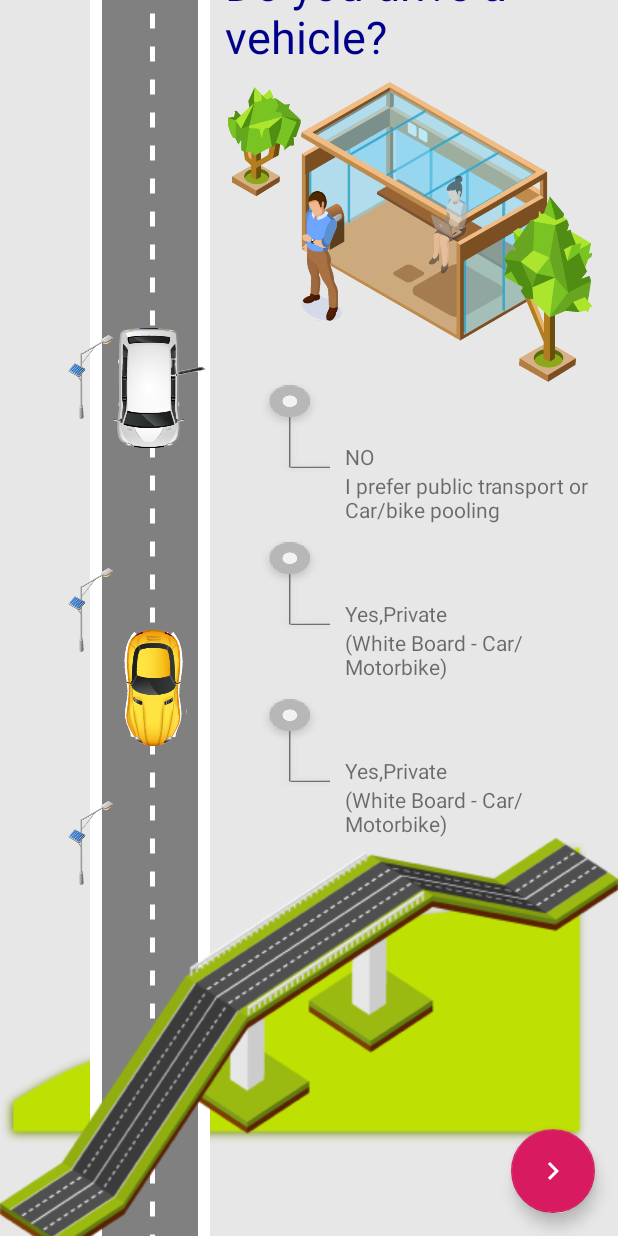
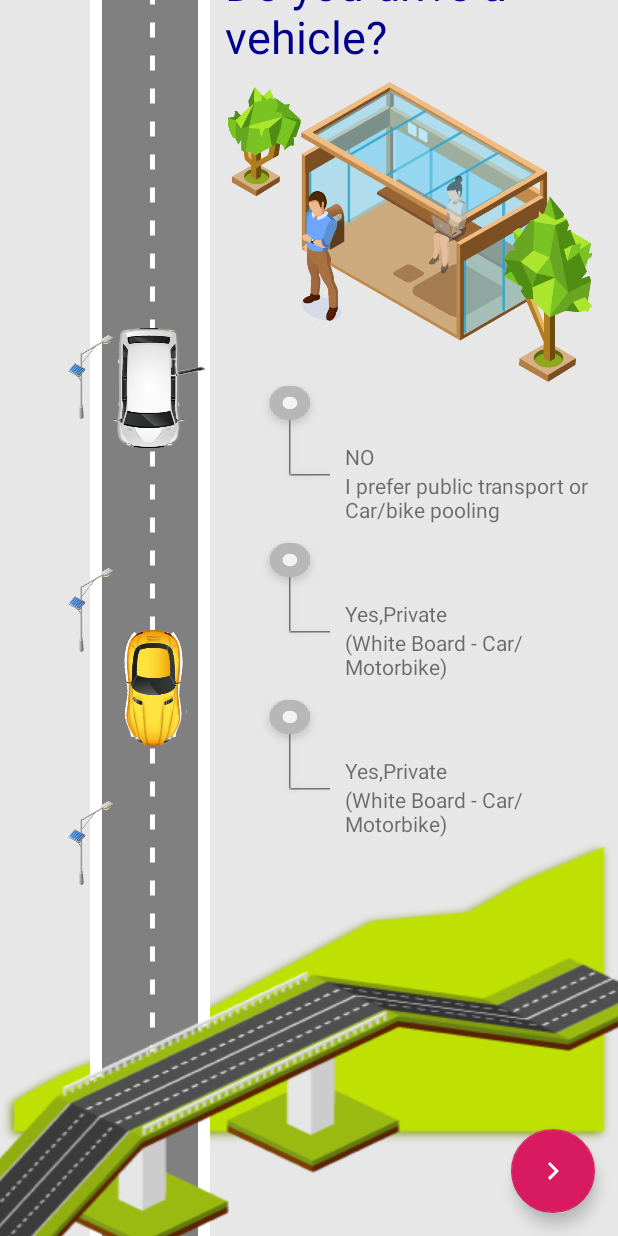
Before and after one commit to teju/Memu, an Android app: the fragment RegisterFragment placed in its activity, scrolled down 1153 dp, on a phone screen of 412 x 824 dp. Run offline under Robolectric (Android 15) with nearby library versions, the phone set to English and light mode, and no system bars; libraries missing offline, so code that uses them is left out: com.franmontiel.localechanger, com.iapps.gon; pictures from the network do not load; 6 statements that could not run were skipped.

Commit message:
ui fixes

```diff
--- a/Memu/app/src/main/java/com/memu/ui/fragments/RegisterFragment.kt
+++ b/Memu/app/src/main/java/com/memu/ui/fragments/RegisterFragment.kt
@@ -86,11 +86,12 @@ class RegisterFragment : BaseFragment() , View.OnClickListener,View.OnTouchListe
 
                 override fun onGlobalLayout() {
                     // TODO Auto-generated method stub
-                    val h = onbording_1.getHeight()
+                    val h = onbording_1.getHeight() + Helper.dpToPx(activity!!,80)
                     val params = FrameLayout.LayoutParams(
                         ViewGroup.LayoutParams.WRAP_CONTENT, ViewGroup.LayoutParams.WRAP_CONTENT
                     )
-                    params.setMargins(0,h,0,0)
+                    params.width = Helper.dpToPx(activity!!,570)
+                    params.setMargins(-200,h,0,0)
                     flyover.layoutParams = params
                 }
             })
@@ -186,10 +187,14 @@ class RegisterFragment : BaseFragment() , View.OnClickListener,View.OnTouchListe
                  }
             }
             R.id.female_button ->{
+                female_button.setTextColor(context?.resources?.getColor(R.color.colorAccent)!!)
+                 male_button.setTextColor(context?.resources?.getColor(R.color.DarkBlue)!!)
                  State.gender = "Female"
 
             }
             R.id.male_button ->{
+                female_button.setTextColor(context?.resources?.getColor(R.color.DarkBlue)!!)
+                male_button.setTextColor(context?.resources?.getColor(R.color.colorAccent)!!)
                 State.gender = "Male"
             }
 
@@ -770,8 +775,10 @@ class RegisterFragment : BaseFragment() , View.OnClickListener,View.OnTouchListe
             if(!BaseHelper.isEmpty(role_type))
                 obj.put("role_type", role_type)
 
-            if(!BaseHelper.isEmpty(referel_code))
-                obj.put("referel_code", referel_code)
+            obj.put("referel_code", referel_code)
+
+            if(!BaseHelper.isEmpty(dl_number))
+                obj.put("dl_number", dl_number)
 
             return obj
         }
--- a/Memu/app/src/main/java/com/memu/webservices/PostVerifyOtpViewModel.kt
+++ b/Memu/app/src/main/java/com/memu/webservices/PostVerifyOtpViewModel.kt
@@ -70,7 +70,7 @@ class PostVerifyOtpViewModel(application: Application) : BaseViewModel(applicati
 
         genericHttpAsyncTask.method = BaseConstants.POST
         genericHttpAsyncTask.setUrl(APIs.postVerifyOtp)
-        genericHttpAsyncTask.setPostParams(Keys.OtpForm,OtpForm.toString())
+        genericHttpAsyncTask.setPostParams(Keys.OtpForm,OtpForm)
         genericHttpAsyncTask.setCache(false)
         genericHttpAsyncTask.execute()
 
--- a/Memu/app/src/main/res/layout/onboarding_one.xml
+++ b/Memu/app/src/main/res/layout/onboarding_one.xml
@@ -10,7 +10,7 @@
         android:layout_width="match_parent"
         android:layout_height="wrap_content">
         <ImageView
-            android:layout_width="wrap_content"
+            android:layout_width="600dp"
             android:src="@drawable/flyover_bg"
             android:scaleType="fitXY"
             android:layout_below="@+id/onbording_1"
@@ -62,7 +62,7 @@
                     android:layout_marginLeft="20dp"
                     android:id="@+id/no_vehicle_btn"
                     android:background="@drawable/radio_btn"
-                    android:layout_height="60dp">
+                    android:layout_height="65dp">
                 </Button>
                 <RelativeLayout
                     android:layout_width="wrap_content"
@@ -113,7 +113,7 @@
                     android:layout_marginLeft="20dp"
                     android:id="@+id/private_vehicle_btn"
                     android:background="@drawable/radio_btn"
-                    android:layout_height="60dp">
+                    android:layout_height="65dp">
                 </Button>
                 <RelativeLayout
                     android:layout_width="wrap_content"
@@ -164,7 +164,7 @@
                     android:id="@+id/cab_vehicle_btn"
 
                     android:background="@drawable/radio_btn"
-                    android:layout_height="60dp">
+                    android:layout_height="65dp">
                 </Button>
                 <RelativeLayout
                     android:layout_width="wrap_content"
@@ -252,11 +252,11 @@
         android:src="@drawable/white_car"
         android:visibility="visible"></ImageView>
     <ImageView
-        android:layout_width="wrap_content"
+        android:layout_width="570dp"
         android:src="@drawable/flyover"
         android:id="@+id/flyover"
         android:scaleType="fitXY"
-        android:layout_gravity="top"
+        android:layout_marginLeft="-60dp"
         android:layout_height="wrap_content">
     </ImageView>
 
--- a/Memu/app/src/main/res/layout/onboarding_three.xml
+++ b/Memu/app/src/main/res/layout/onboarding_three.xml
@@ -17,6 +17,7 @@
                 android:layout_width="match_parent"
                 android:src="@drawable/colony_assets"
                 android:scaleType="fitXY"
+                android:layout_marginLeft="-50dp"
                 android:layout_gravity="bottom"
                 android:layout_marginTop="380dp"
                 android:layout_marginRight="-25dp"
```
Also changed, not shown: Memu/app/src/main/java/com/memu/webservices/PostUserSignupViewModel.kt (+8 -8 lines), Memu/app/src/main/res/layout/onboarding_four.xml (+10 -0 lines), Memu/library/common_lib/src/main/java/com/iapps/libs/helpers/HTTPAsyncTask.java (+32 -10 lines), Memu/app/src/main/res/drawable/path_bg.png (added), Memu/app/src/main/res/drawable/radio_btn.png (deleted).
